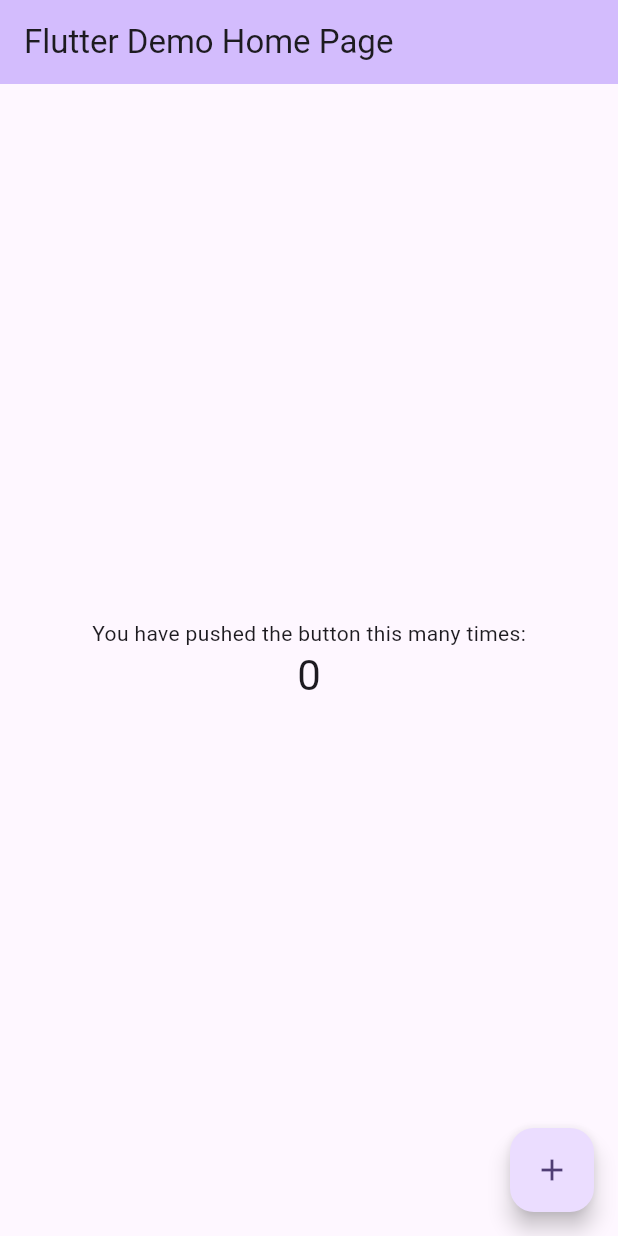
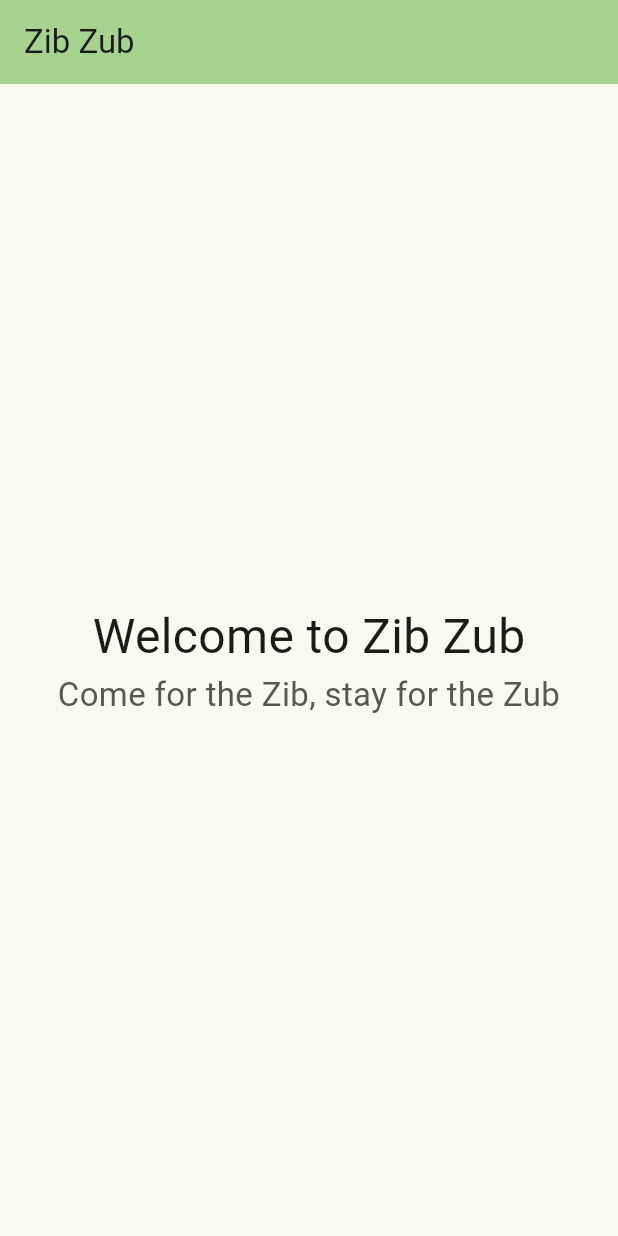
Before and after one commit to SamCentury1/zib_zub, a Flutter app: the screen it shows after launch, on a phone screen of 412 x 824 dp. Run offline on Flutter 3.47's test engine with Material 3 defaults, Android fonts, the phone set to English and light mode, and no system bars.

Commit message:
Added the name of the app, added a HomeScreen widget and created a screens folder for it

```diff
--- a/lib/main.dart
+++ b/lib/main.dart
@@ -1,4 +1,5 @@
-import 'package:flutter/material.dart';
+import "package:flutter/material.dart";
+import "package:scribby_v5/screens/home_screen/home_screen.dart";
 
 void main() {
   runApp(const MyApp());
@@ -13,113 +14,10 @@
     return MaterialApp(
       title: 'Zib Zub',
       theme: ThemeData(
-        // This is the theme of your application.
-        //
-        // TRY THIS: Try running your application with "flutter run". You'll see
-        // the application has a purple toolbar. Then, without quitting the app,
-        // try changing the seedColor in the colorScheme below to Colors.green
-        // and then invoke "hot reload" (save your changes or press the "hot
-        // reload" button in a Flutter-supported IDE, or press "r" if you used
-        // the command line to start the app).
-        //
-        // Notice that the counter didn't reset back to zero; the application
-        // state is not lost during the reload. To reset the state, use hot
-        // restart instead.
-        //
-        // This works for code too, not just values: Most code changes can be
-        // tested with just a hot reload.
-        colorScheme: ColorScheme.fromSeed(seedColor: Colors.deepPurple),
+        colorScheme: ColorScheme.fromSeed(seedColor: Color.fromARGB(255, 97, 204, 54)),
         useMaterial3: true,
       ),
-      home: const MyHomePage(title: 'Flutter Demo Home Page'),
+      home: const HomeScreen(),
     );
   }
 }
-
-class MyHomePage extends StatefulWidget {
-  const MyHomePage({super.key, required this.title});
-
-  // This widget is the home page of your application. It is stateful, meaning
-  // that it has a State object (defined below) that contains fields that affect
-  // how it looks.
-
-  // This class is the configuration for the state. It holds the values (in this
-  // case the title) provided by the parent (in this case the App widget) and
-  // used by the build method of the State. Fields in a Widget subclass are
-  // always marked "final".
-
-  final String title;
-
-  @override
-  State<MyHomePage> createState() => _MyHomePageState();
-}
-
-class _MyHomePageState extends State<MyHomePage> {
-  int _counter = 0;
-
-  void _incrementCounter() {
-    setState(() {
-      // This call to setState tells the Flutter framework that something has
-      // changed in this State, which causes it to rerun the build method below
-      // so that the display can reflect the updated values. If we changed
-      // _counter without calling setState(), then the build method would not be
-      // called again, and so nothing would appear to happen.
-      _counter++;
-    });
-  }
-
-  @override
-  Widget build(BuildContext context) {
-    // This method is rerun every time setState is called, for instance as done
-    // by the _incrementCounter method above.
-    //
-    // The Flutter framework has been optimized to make rerunning build methods
-    // fast, so that you can just rebuild anything that needs updating rather
-    // than having to individually change instances of widgets.
-    return Scaffold(
-      appBar: AppBar(
-        // TRY THIS: Try changing the color here to a specific color (to
-        // Colors.amber, perhaps?) and trigger a hot reload to see the AppBar
-        // change color while the other colors stay the same.
-        backgroundColor: Theme.of(context).colorScheme.inversePrimary,
-        // Here we take the value from the MyHomePage object that was created by
-        // the App.build method, and use it to set our appbar title.
-        title: Text(widget.title),
-      ),
-      body: Center(
-        // Center is a layout widget. It takes a single child and positions it
-        // in the middle of the parent.
-        child: Column(
-          // Column is also a layout widget. It takes a list of children and
-          // arranges them vertically. By default, it sizes itself to fit its
-          // children horizontally, and tries to be as tall as its parent.
-          //
-          // Column has various properties to control how it sizes itself and
-          // how it positions its children. Here we use mainAxisAlignment to
-          // center the children vertically; the main axis here is the vertical
-          // axis because Columns are vertical (the cross axis would be
-          // horizontal).
-          //
-          // TRY THIS: Invoke "debug painting" (choose the "Toggle Debug Paint"
-          // action in the IDE, or press "p" in the console), to see the
-          // wireframe for each widget.
-          mainAxisAlignment: MainAxisAlignment.center,
-          children: <Widget>[
-            const Text(
-              'You have pushed the button this many times:',
-            ),
-            Text(
-              '$_counter',
-              style: Theme.of(context).textTheme.headlineMedium,
-            ),
-          ],
-        ),
-      ),
-      floatingActionButton: FloatingActionButton(
-        onPressed: _incrementCounter,
-        tooltip: 'Increment',
-        child: const Icon(Icons.add),
-      ), // This trailing comma makes auto-formatting nicer for build methods.
-    );
-  }
-}
--- /dev/null
+++ b/lib/screens/home_screen/home_screen.dart
@@ -0,0 +1,41 @@
+import 'package:flutter/material.dart';
+
+class HomeScreen extends StatelessWidget {
+  const HomeScreen({super.key});
+
+  @override
+  Widget build(BuildContext context) {
+    return Scaffold(
+      appBar: AppBar(
+        backgroundColor: Theme.of(context).colorScheme.inversePrimary,
+        title: const Text("Zib Zub"),
+      ),
+      body: const Center(
+        child: Padding(
+          padding: EdgeInsets.all(16.0),
+          child: Column(
+            mainAxisAlignment: MainAxisAlignment.center,
+            children: <Widget>[
+              Text(
+                'Welcome to Zib Zub',
+                style: TextStyle(
+                  fontSize: 32,
+                ),
+              ),
+              Text(
+                'Come for the Zib, stay for the Zub',
+                style: TextStyle(
+                  fontSize: 22,
+                  color: Color.fromARGB(255, 87, 87, 87)
+
+                ),
+                textAlign: TextAlign.center,
+              ),
+
+            ],
+          ),
+        ),
+      ),
+    );
+  }
+}
```
